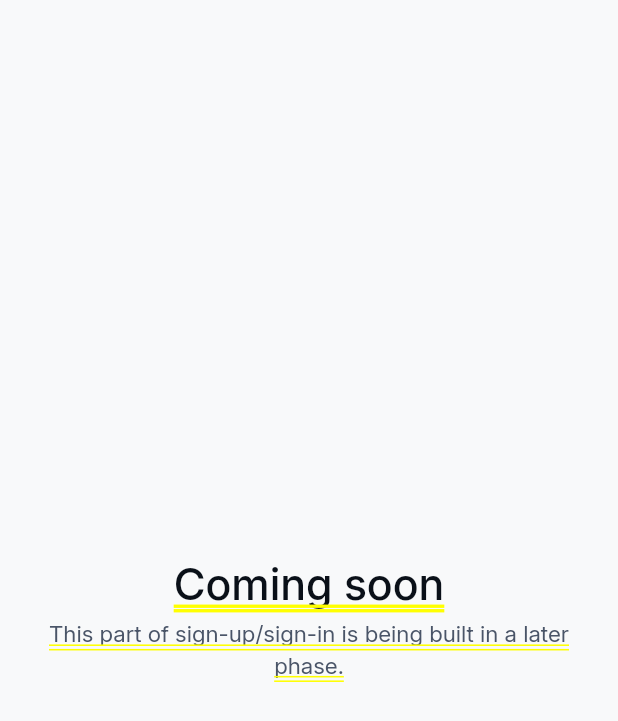
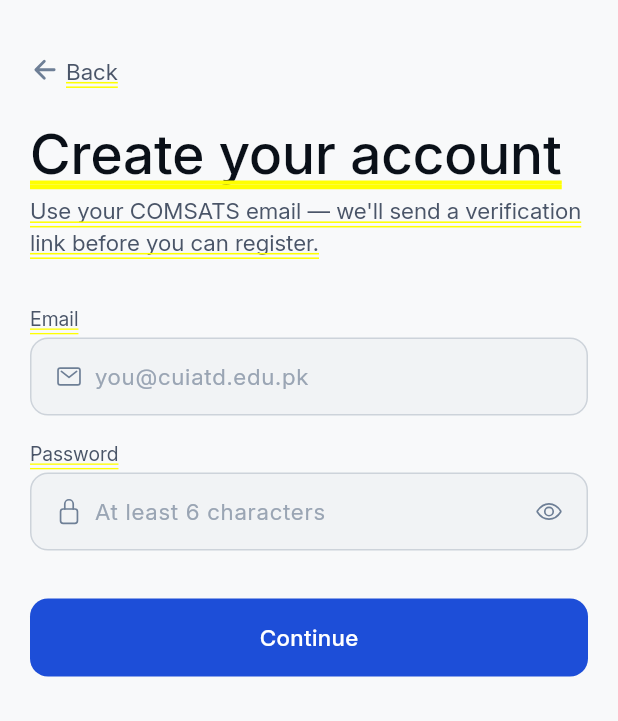
Before and after one commit to MuaazTasawar/junaid-zaidi-library-app, a Flutter app: the screen it shows after launch, after a tap on "Create Account", on a phone screen of 412 x 824 dp. Shown: the top 721 px of the screen. Run offline on Flutter 3.47's test engine with Material 3 defaults, Android fonts, the phone set to English and light mode, and no system bars; our stand-ins replace cloud_firestore, firebase_auth, firebase_core, flutter_secure_storage, google_fonts, ionicons and 1 more; accounts and stored records are empty.

Commit message:
Phase 3: Email Verification Flow — signup_email_screen, verify_email_screen, AuthGate routing

```diff
--- a/lib/screens/auth/auth_gate.dart
+++ b/lib/screens/auth/auth_gate.dart
@@ -5,6 +5,8 @@
 import '../../theme/theme.dart';
 import '../../widgets/ui.dart';
 import '../root_shell.dart';
+import 'signup_email_screen.dart';
+import 'verify_email_screen.dart';
 import 'welcome_screen.dart';
 
 /// Decides between the auth flow and the app itself on boot, based on
@@ -13,11 +15,10 @@
 /// Navigator for the signed-out flow, the same pattern root_shell.dart
 /// already uses for the "More" tab stack.
 ///
-/// The route switch below only knows about `welcome` as of Phase 2.
-/// login/signup routes are added here in Phases 3 and 5 — until then,
-/// pushing them lands on `_ComingSoonScreen`, which is a real, finished
-/// screen (not a TODO), just an intentional placeholder for routes this
-/// phase hasn't built yet.
+/// login and signupForm are still unbuilt as of Phase 3 (Phases 5 and 4
+/// respectively) — pushing those two lands on `_ComingSoonScreen`, a
+/// real, finished screen, just an intentional placeholder for routes
+/// this phase hasn't built yet.
 class AuthGate extends StatefulWidget {
   const AuthGate({super.key});
 
@@ -40,6 +41,11 @@
     switch (settings.name) {
       case AuthRoutes.welcome:
         page = const WelcomeScreen();
+      case AuthRoutes.signupEmail:
+        page = const SignupEmailScreen();
+      case AuthRoutes.verifyEmail:
+        final email = settings.arguments as String? ?? '';
+        page = VerifyEmailScreen(email: email);
       default:
         page = const _ComingSoonScreen();
     }
--- a/lib/screens/auth/signup_email_screen.dart
+++ b/lib/screens/auth/signup_email_screen.dart
@@ -0,0 +1,160 @@
+import 'package:firebase_auth/firebase_auth.dart';
+import 'package:flutter/material.dart';
+import 'package:ionicons/ionicons.dart';
+
+import '../../navigation/routes.dart';
+import '../../services/firebase_auth_service.dart';
+import '../../theme/theme.dart';
+import '../../widgets/ui.dart';
+
+final _emailPattern = RegExp(r'^[\w.+-]+@[\w-]+\.[\w.-]+$');
+
+/// Step 1 of registration: collects the email/password used only to prove
+/// the student controls their COMSATS email (SDS §9.9). This account is
+/// temporary — it exists purely to unlock the verification email, and
+/// gets discarded (signed out) once the request is submitted in Phase 4.
+class SignupEmailScreen extends StatefulWidget {
+  const SignupEmailScreen({super.key});
+
+  @override
+  State<SignupEmailScreen> createState() => _SignupEmailScreenState();
+}
+
+class _SignupEmailScreenState extends State<SignupEmailScreen> {
+  final _emailController = TextEditingController();
+  final _passwordController = TextEditingController();
+  final _authService = FirebaseAuthService();
+
+  String? _emailError;
+  String? _passwordError;
+  String? _formError;
+  bool _isSubmitting = false;
+
+  @override
+  void dispose() {
+    _emailController.dispose();
+    _passwordController.dispose();
+    super.dispose();
+  }
+
+  bool _validate() {
+    setState(() {
+      _emailError = null;
+      _passwordError = null;
+      _formError = null;
+    });
+
+    var isValid = true;
+    final email = _emailController.text.trim();
+    final password = _passwordController.text;
+
+    if (email.isEmpty || !_emailPattern.hasMatch(email)) {
+      setState(() => _emailError = 'Enter a valid email address.');
+      isValid = false;
+    }
+    if (password.length < 6) {
+      setState(() => _passwordError = 'Password must be at least 6 characters.');
+      isValid = false;
+    }
+    return isValid;
+  }
+
+  Future<void> _handleContinue() async {
+    if (!_validate()) return;
+
+    setState(() => _isSubmitting = true);
+    try {
+      await _authService.createTempAccount(
+        email: _emailController.text.trim(),
+        password: _passwordController.text,
+      );
+      await _authService.sendVerificationEmail();
+
+      if (!mounted) return;
+      Navigator.of(context).pushNamed(
+        AuthRoutes.verifyEmail,
+        arguments: _emailController.text.trim(),
+      );
+    } on FirebaseAuthException catch (e) {
+      setState(() {
+        switch (e.code) {
+          case 'email-already-in-use':
+            _emailError = 'An account already exists for this email.';
+            break;
+          case 'invalid-email':
+            _emailError = 'That email address looks invalid.';
+            break;
+          case 'weak-password':
+            _passwordError = 'Choose a stronger password.';
+            break;
+          default:
+            _formError = e.message ?? 'Something went wrong. Please try again.';
+        }
+      });
+    } catch (_) {
+      setState(() => _formError = 'Something went wrong. Please try again.');
+    } finally {
+      if (mounted) setState(() => _isSubmitting = false);
+    }
+  }
+
+  @override
+  Widget build(BuildContext context) {
+    return ScreenContainer(
+      scroll: true,
+      child: Column(
+        crossAxisAlignment: CrossAxisAlignment.stretch,
+        children: [
+          const SizedBox(height: AppSpacing.md),
+          GestureDetector(
+            onTap: () => Navigator.of(context).maybePop(),
+            behavior: HitTestBehavior.opaque,
+            child: Row(
+              children: [
+                Icon(Ionicons.arrow_back, size: 20, color: useTheme(context).icon),
+                const SizedBox(width: AppSpacing.xs),
+                AppText('Back', variant: 'bodyBase', tone: 'secondary'),
+              ],
+            ),
+          ),
+          const SizedBox(height: AppSpacing.lg),
+          Heading(text: 'Create your account', level: 3),
+          const SizedBox(height: AppSpacing.xs),
+          AppText(
+            'Use your COMSATS email — we\'ll send a verification link before you can register.',
+            variant: 'bodyBase',
+            tone: 'secondary',
+          ),
+          const SizedBox(height: AppSpacing.xl),
+          AppTextField(
+            label: 'Email',
+            controller: _emailController,
+            placeholder: 'you@cuiatd.edu.pk',
+            keyboardType: TextInputType.emailAddress,
+            prefixIcon: Ionicons.mail_outline,
+            errorText: _emailError,
+          ),
+          const SizedBox(height: AppSpacing.md),
+          AppTextField(
+            label: 'Password',
+            controller: _passwordController,
+            placeholder: 'At least 6 characters',
+            obscureText: true,
+            prefixIcon: Ionicons.lock_closed_outline,
+            errorText: _passwordError,
+          ),
+          if (_formError != null) ...[
+            const SizedBox(height: AppSpacing.md),
+            AppText(_formError!, variant: 'bodySmall', tone: 'error'),
+          ],
+          const SizedBox(height: AppSpacing.xl),
+          AppButton(
+            label: 'Continue',
+            onPressed: _isSubmitting ? null : _handleContinue,
+            isLoading: _isSubmitting,
+          ),
+        ],
+      ),
+    );
+  }
+}
```
Also changed, not shown: lib/screens/auth/verify_email_screen.dart (+125 -0 lines).
